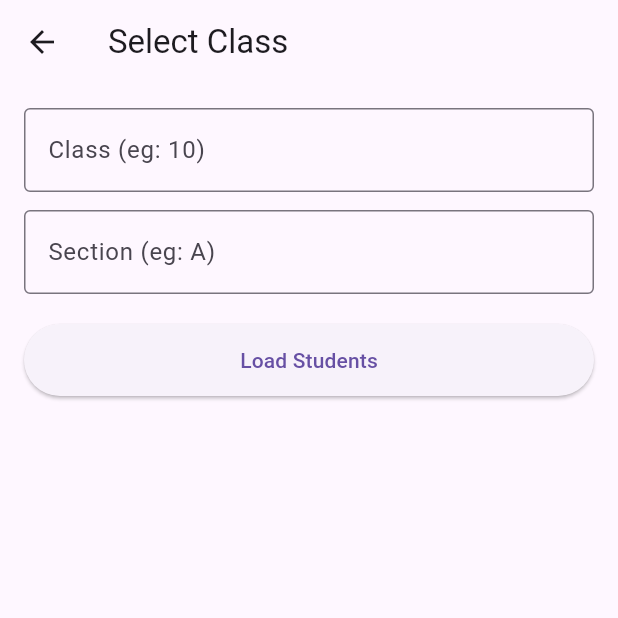
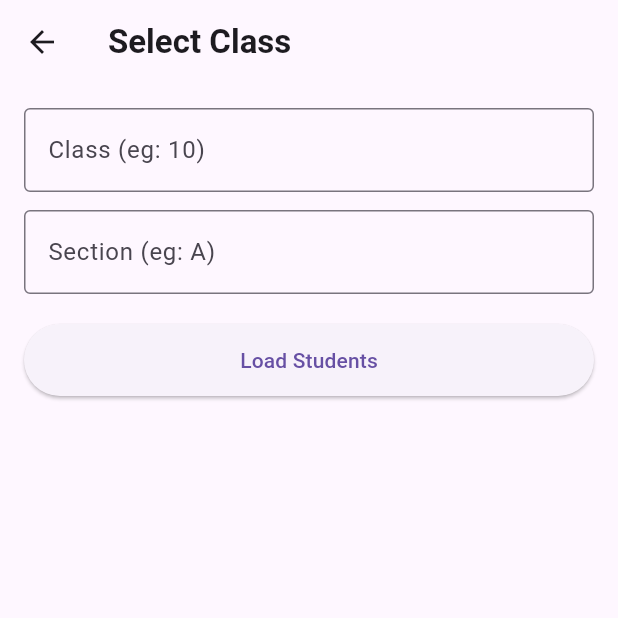
Before and after one commit to THIRUSAKTH/School-Data-Management-System, a Flutter app: the SelectClassAttendancePage screen opened directly with empty values, on a phone screen of 412 x 824 dp, the top half of it. Run offline on Flutter 3.47's test engine with Material 3 defaults, Android fonts, the phone set to English and light mode, and no system bars; our stand-ins replace cloud_firestore, firebase_auth, firebase_core, fl_chart, printing; accounts and stored records are empty.

Commit message:
changes made in select class fontweight bold

```diff
--- a/lib/screens/teacher/select_class_attendance_page.dart
+++ b/lib/screens/teacher/select_class_attendance_page.dart
@@ -21,7 +21,7 @@ class _SelectClassAttendancePageState extends State<SelectClassAttendancePage> {
   @override
   Widget build(BuildContext context) {
     return Scaffold(
-      appBar: AppBar(title: const Text("Select Class")),
+      appBar: AppBar(title: const Text("Select Class",style: TextStyle(fontWeight: FontWeight.bold),)),
       body: Padding(
         padding: const EdgeInsets.all(16),
         child: Column(
```
